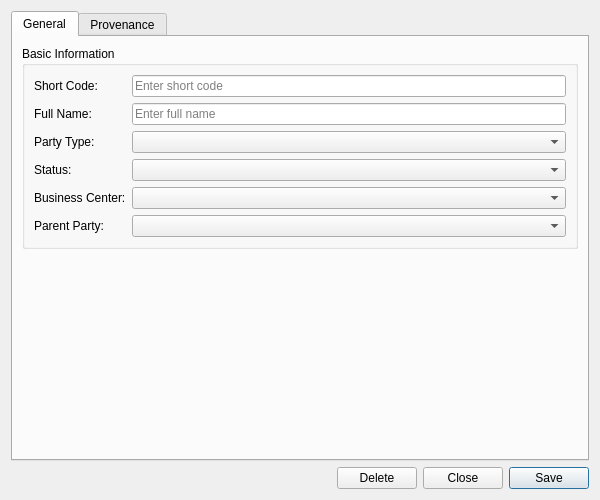
The window that projects/ores.qt/refdata/ui/PartyDetailDialog.ui (OreStudio/OreStudio) describes before a commit, drawn with Qt 5.
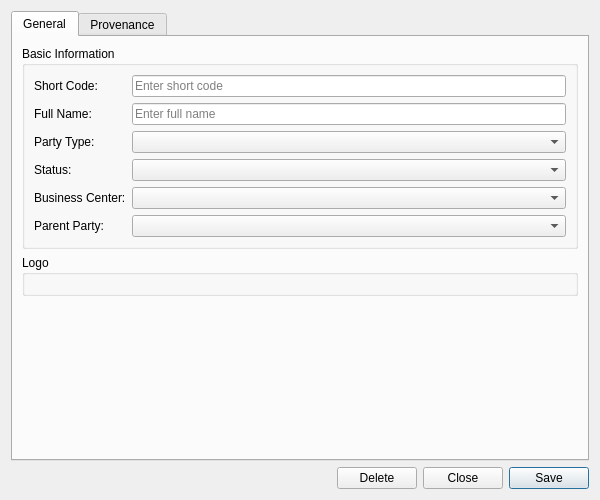
The same window after the commit. Custom widgets are drawn as their Qt base class.

Commit message:
[refdata,qt,agile] Extend logo picker to PartyDetailDialog; feature-test the Counterparty logo
Adds a nullable image_id to party (mirroring the existing counterparty
column) and a matching Qt logo picker on PartyDetailDialog, so the
field is user-testable on both dialogs. Adds a feature-test scenario
for the counterparty logo, and files a backlog task to write the Acme
Bank manual chapter.

Story-ID: CB7351E9-8E7E-4BA4-9399-4EB22F6192D4
Task-ID: 21C9CA52-3515-4D99-9B95-1F5BA8A05DCD

Diff of the .ui file:
```diff
--- a/projects/ores.qt/refdata/ui/PartyDetailDialog.ui
+++ b/projects/ores.qt/refdata/ui/PartyDetailDialog.ui
@@ -128,6 +128,14 @@
          </layout>
         </widget>
        </item>
+       <item>
+        <widget class="QGroupBox" name="flagGroup">
+         <property name="title">
+          <string>Logo</string>
+         </property>
+         <layout class="QVBoxLayout" name="flagGroupLayout"/>
+        </widget>
+       </item>
        <item>
         <spacer name="verticalSpacer">
          <property name="orientation">
```
The commit also changes 54 other files.
